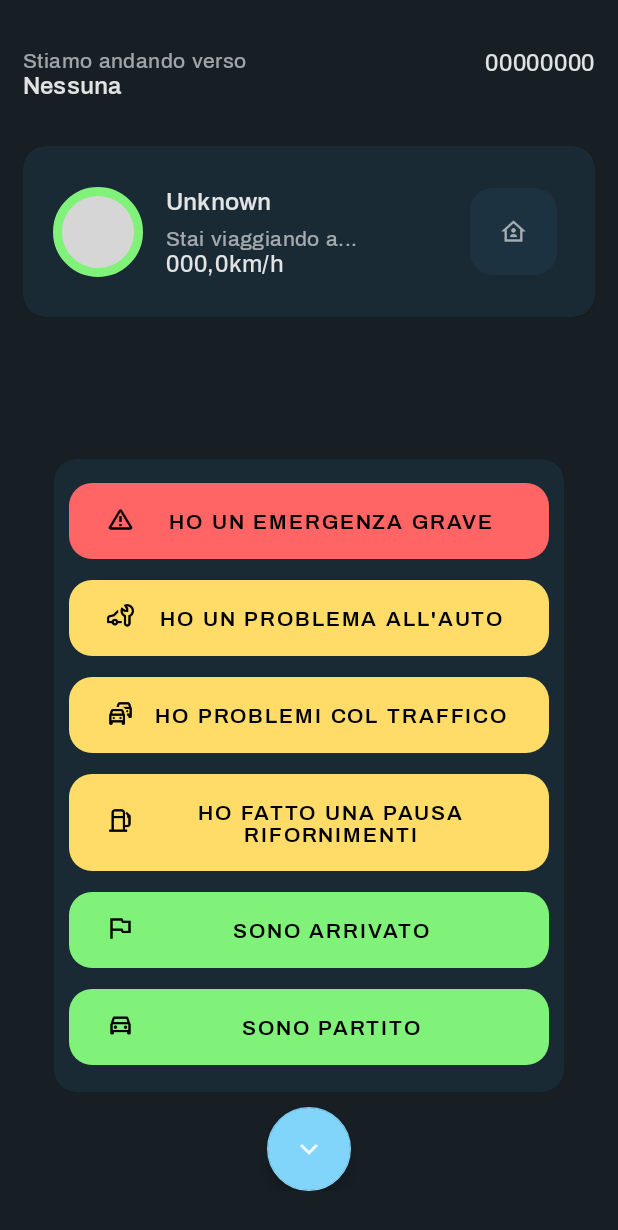
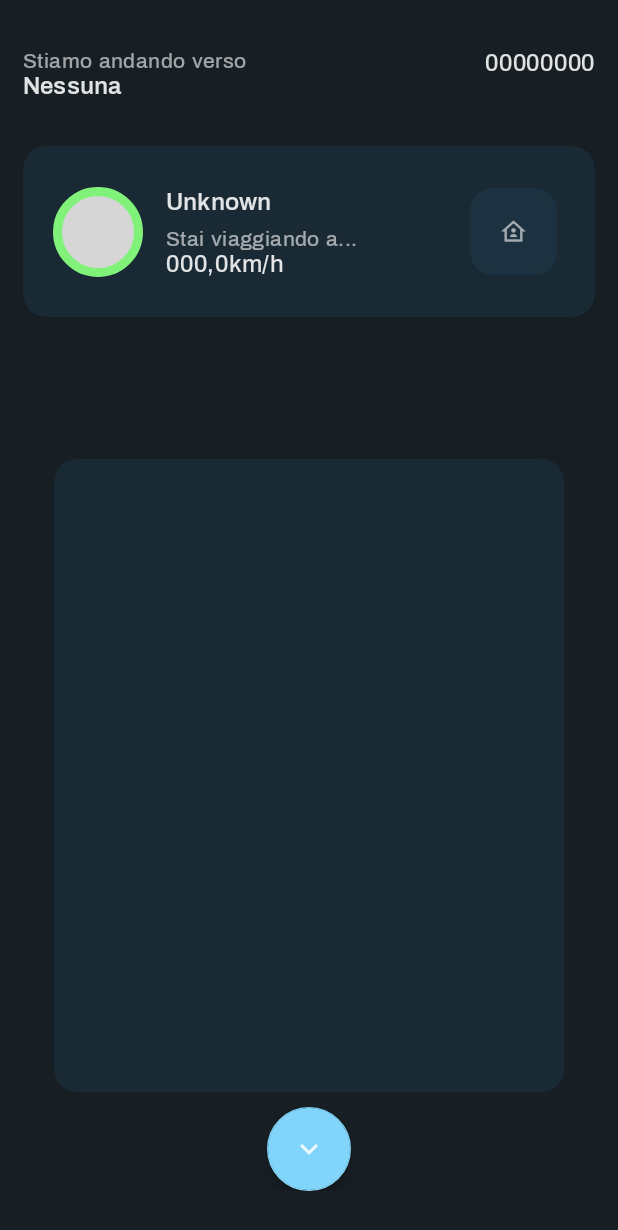
Before and after one commit to Syrinx98/Simul, an Android app: the LobbyCreatoreActivity screen opened directly, with no data from a screen before it, after a tap on "HO UN EMERGENZA GRAVE", on a phone screen of 412 x 824 dp. Shown: the top 1230 px of the screen. Run offline under Robolectric (Android 15) with nearby library versions, the phone set to English and light mode, and no system bars; our stand-ins replace CircleImageView, Firebase (no records; nobody signed in at launch, a user with empty details on screens opened directly), Picasso; libraries missing offline, so code that uses them is left out: jp.wasabeef.picasso; pictures from the network do not load; 1 statement that could not run was skipped.

Commit message:
lobbies fixing buttons

```diff
--- a/app/src/main/java/sanchez/miguel/alfonso/simul/LobbyCreatoreActivity.java
+++ b/app/src/main/java/sanchez/miguel/alfonso/simul/LobbyCreatoreActivity.java
@@ -461,6 +461,12 @@ public class LobbyCreatoreActivity extends BaseActivity implements LocationListe
 
     private void states_disappear(){
         cardview_bottoni_stati.setVisibility(View.GONE);
+        partito_btn.setVisibility(View.GONE);
+        arrivato_btn.setVisibility(View.GONE);
+        pausa_rifornimenti_btn.setVisibility(View.GONE);
+        traffico_btn.setVisibility(View.GONE);
+        problemi_auto_bnt.setVisibility(View.GONE);
+        emergenza_btn.setVisibility(View.GONE);
         partito_btn.setEnabled(false);
         arrivato_btn.setEnabled(false);
         pausa_rifornimenti_btn.setEnabled(false);
--- a/app/src/main/java/sanchez/miguel/alfonso/simul/LobbyPartecipanteActivity.java
+++ b/app/src/main/java/sanchez/miguel/alfonso/simul/LobbyPartecipanteActivity.java
@@ -286,6 +286,12 @@ public class LobbyPartecipanteActivity extends BaseActivity implements LocationL
 
     private void states_disappear(){
         cardview_bottoni_stati.setVisibility(View.GONE);
+        partito_btn.setVisibility(View.GONE);
+        arrivato_btn.setVisibility(View.GONE);
+        pausa_rifornimenti_btn.setVisibility(View.GONE);
+        traffico_btn.setVisibility(View.GONE);
+        problemi_auto_bnt.setVisibility(View.GONE);
+        emergenza_btn.setVisibility(View.GONE);
         partito_btn.setEnabled(false);
         arrivato_btn.setEnabled(false);
         pausa_rifornimenti_btn.setEnabled(false);
```
